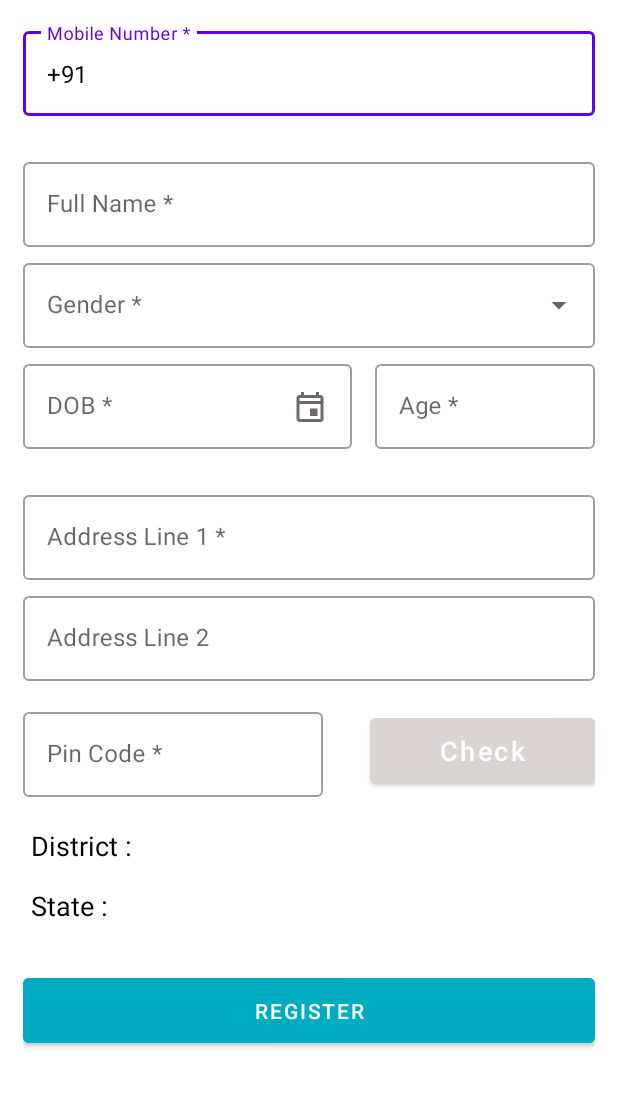
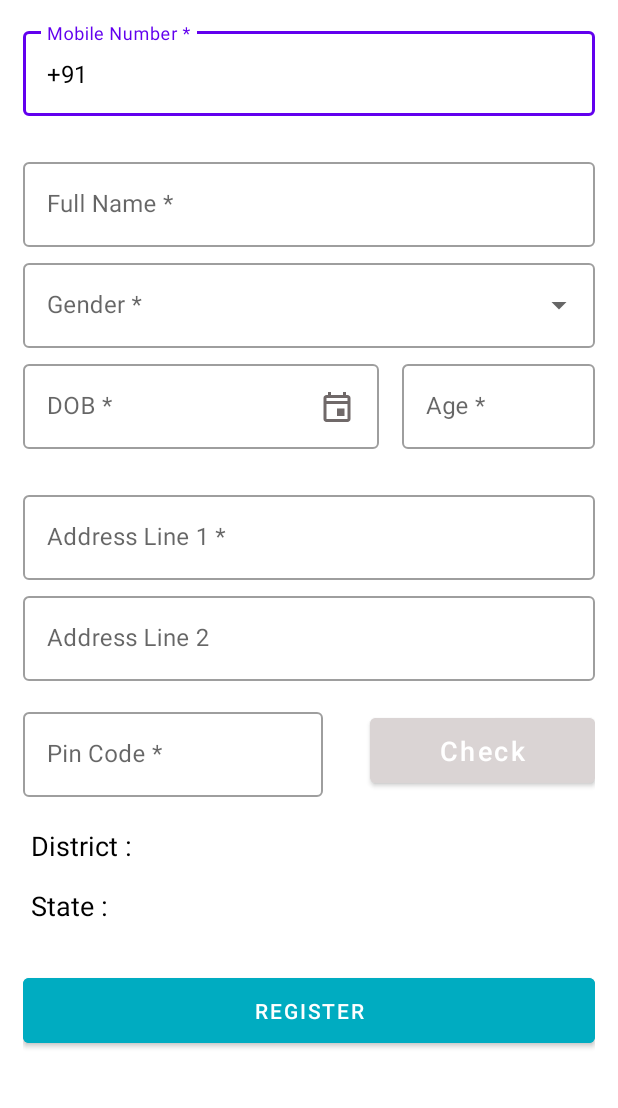
Before and after one commit to Ani10Dec/WeatherApp-MVVM, an Android app: the screen it shows after launch (RegisterActivity), on a phone screen of 412 x 824 dp, the part 84-1192 px from its top. Run offline under Robolectric (Android 15) with nearby library versions, the phone set to English and light mode, and no system bars; our stand-ins replace Room's generated code, data binding; Roboto replaces fonts that are not available here.

Commit message:
improve register layout

```diff
--- a/app/src/main/res/layout/activity_register.xml
+++ b/app/src/main/res/layout/activity_register.xml
@@ -138,7 +138,7 @@
                         style="@style/Widget.MaterialComponents.TextInputLayout.OutlinedBox"
                         android:layout_width="0dp"
                         android:layout_height="match_parent"
-                        android:layout_weight="6">
+                        android:layout_weight="6.5">
 
                         <com.google.android.material.textfield.TextInputEditText
                             android:id="@+id/date_picker"
@@ -160,7 +160,7 @@
                         android:layout_height="wrap_content"
                         android:layout_marginStart="15dp"
                         android:layout_gravity="end"
-                        android:layout_weight="4">
+                        android:layout_weight="3.5">
 
                         <com.google.android.material.textfield.TextInputEditText
                             android:id="@+id/et_age"
```
